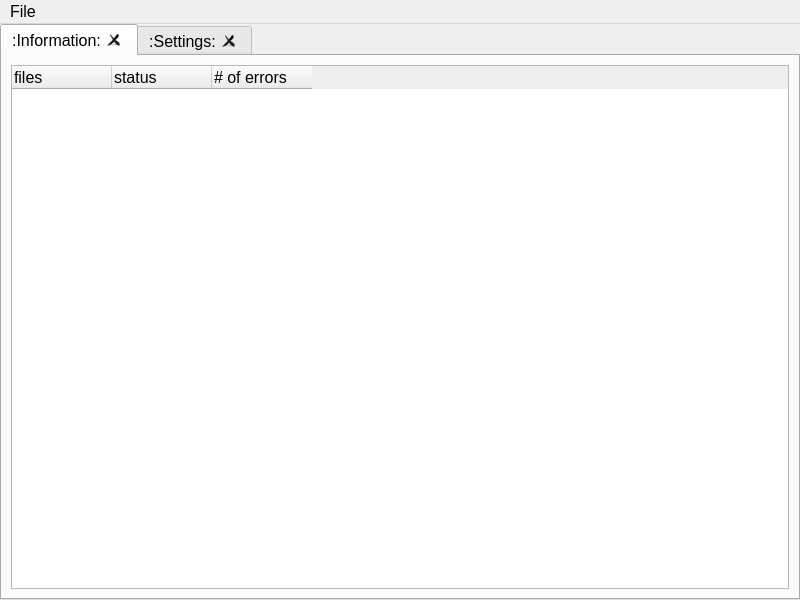
The window that src/mainwindow.ui (o-jill/kouets) describes before a commit, drawn with Qt 5.
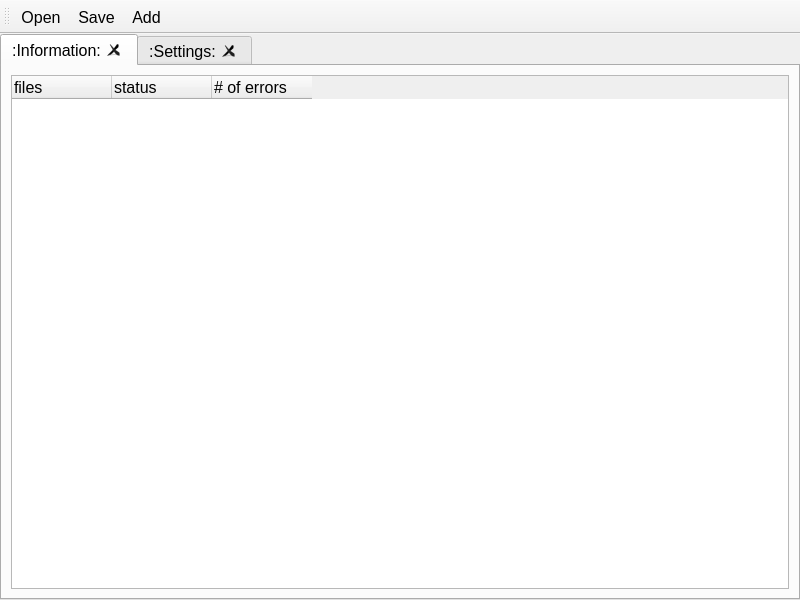
The same window after the commit.

```diff
--- a/src/mainwindow.ui
+++ b/src/mainwindow.ui
@@ -135,23 +135,19 @@
     </item>
    </layout>
   </widget>
-  <widget class="QMenuBar" name="menubar">
-   <property name="geometry">
-    <rect>
-     <x>0</x>
-     <y>0</y>
-     <width>800</width>
-     <height>21</height>
-    </rect>
+  <widget class="QToolBar" name="toolBar">
+   <property name="windowTitle">
+    <string>toolBar</string>
    </property>
-   <widget class="QMenu" name="menuOpen">
-    <property name="title">
-     <string>File</string>
-    </property>
-    <addaction name="actionOpen"/>
-    <addaction name="actionSave"/>
-   </widget>
-   <addaction name="menuOpen"/>
+   <attribute name="toolBarArea">
+    <enum>TopToolBarArea</enum>
+   </attribute>
+   <attribute name="toolBarBreak">
+    <bool>false</bool>
+   </attribute>
+   <addaction name="actionOpen"/>
+   <addaction name="actionSave"/>
+   <addaction name="actionAdd"/>
   </widget>
   <action name="actionOpen">
    <property name="text">
@@ -163,6 +159,11 @@
     <string>Save</string>
    </property>
   </action>
+  <action name="actionAdd">
+   <property name="text">
+    <string>Add</string>
+   </property>
+  </action>
  </widget>
  <resources/>
  <connections/>
```
